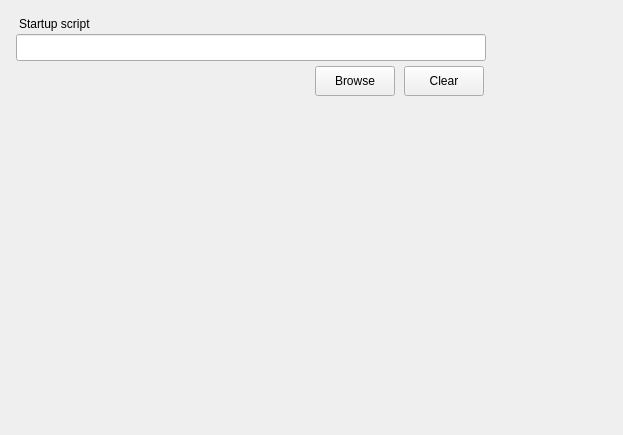
This is source/VIEW/DIALOGS/pythonSettings.ui in BALL-Project/ball as Qt 5 draws it before an edit. The edited form follows.
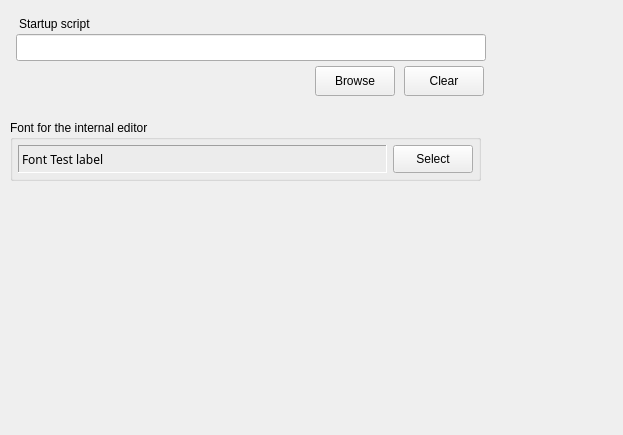
This is the edited form. The open tabs and pages were chosen to show the change.

```diff
--- a/source/VIEW/DIALOGS/pythonSettings.ui
+++ b/source/VIEW/DIALOGS/pythonSettings.ui
@@ -25,28 +25,9 @@
     </rect>
    </property>
    <property name="currentIndex" >
-    <number>1</number>
+    <number>0</number>
    </property>
    <widget class="QWidget" name="General" >
-    <widget class="QPushButton" name="clear_button" >
-     <property name="geometry" >
-      <rect>
-       <x>404</x>
-       <y>66</y>
-       <width>80</width>
-       <height>30</height>
-      </rect>
-     </property>
-     <property name="minimumSize" >
-      <size>
-       <width>80</width>
-       <height>30</height>
-      </size>
-     </property>
-     <property name="text" >
-      <string>Clear</string>
-     </property>
-    </widget>
     <widget class="QLabel" name="textLabel1" >
      <property name="geometry" >
       <rect>
@@ -100,6 +81,114 @@
       <string>Browse</string>
      </property>
     </widget>
+    <widget class="QPushButton" name="clear_button" >
+     <property name="geometry" >
+      <rect>
+       <x>404</x>
+       <y>66</y>
+       <width>80</width>
+       <height>30</height>
+      </rect>
+     </property>
+     <property name="minimumSize" >
+      <size>
+       <width>80</width>
+       <height>30</height>
+      </size>
+     </property>
+     <property name="text" >
+      <string>Clear</string>
+     </property>
+    </widget>
+    <widget class="QGroupBox" name="GroupBox1_2_2" >
+     <property name="geometry" >
+      <rect>
+       <x>10</x>
+       <y>120</y>
+       <width>471</width>
+       <height>61</height>
+      </rect>
+     </property>
+     <property name="title" >
+      <string>Font for the internal editor</string>
+     </property>
+     <layout class="QHBoxLayout" >
+      <property name="margin" >
+       <number>5</number>
+      </property>
+      <property name="spacing" >
+       <number>6</number>
+      </property>
+      <item>
+       <widget class="QLabel" name="font_label" >
+        <property name="sizePolicy" >
+         <sizepolicy>
+          <hsizetype>3</hsizetype>
+          <vsizetype>3</vsizetype>
+          <horstretch>0</horstretch>
+          <verstretch>0</verstretch>
+         </sizepolicy>
+        </property>
+        <property name="maximumSize" >
+         <size>
+          <width>400</width>
+          <height>190</height>
+         </size>
+        </property>
+        <property name="font" >
+         <font>
+          <family>Sans Serif</family>
+          <pointsize>9</pointsize>
+          <weight>50</weight>
+          <italic>false</italic>
+          <bold>false</bold>
+          <underline>false</underline>
+          <strikeout>false</strikeout>
+         </font>
+        </property>
+        <property name="toolTip" >
+         <string>Font Preview</string>
+        </property>
+        <property name="frameShape" >
+         <enum>QFrame::Panel</enum>
+        </property>
+        <property name="frameShadow" >
+         <enum>QFrame::Sunken</enum>
+        </property>
+        <property name="text" >
+         <string>Font Test label</string>
+        </property>
+        <property name="alignment" >
+         <set>Qt::AlignVCenter</set>
+        </property>
+       </widget>
+      </item>
+      <item>
+       <widget class="QPushButton" name="font_button" >
+        <property name="sizePolicy" >
+         <sizepolicy>
+          <hsizetype>0</hsizetype>
+          <vsizetype>0</vsizetype>
+          <horstretch>0</horstretch>
+          <verstretch>0</verstretch>
+         </sizepolicy>
+        </property>
+        <property name="minimumSize" >
+         <size>
+          <width>0</width>
+          <height>28</height>
+         </size>
+        </property>
+        <property name="toolTip" >
+         <string>Select the font</string>
+        </property>
+        <property name="text" >
+         <string>Select</string>
+        </property>
+       </widget>
+      </item>
+     </layout>
+    </widget>
    </widget>
    <widget class="QWidget" name="Hotkeys" >
     <widget class="QWidget" name="widget" >
```
